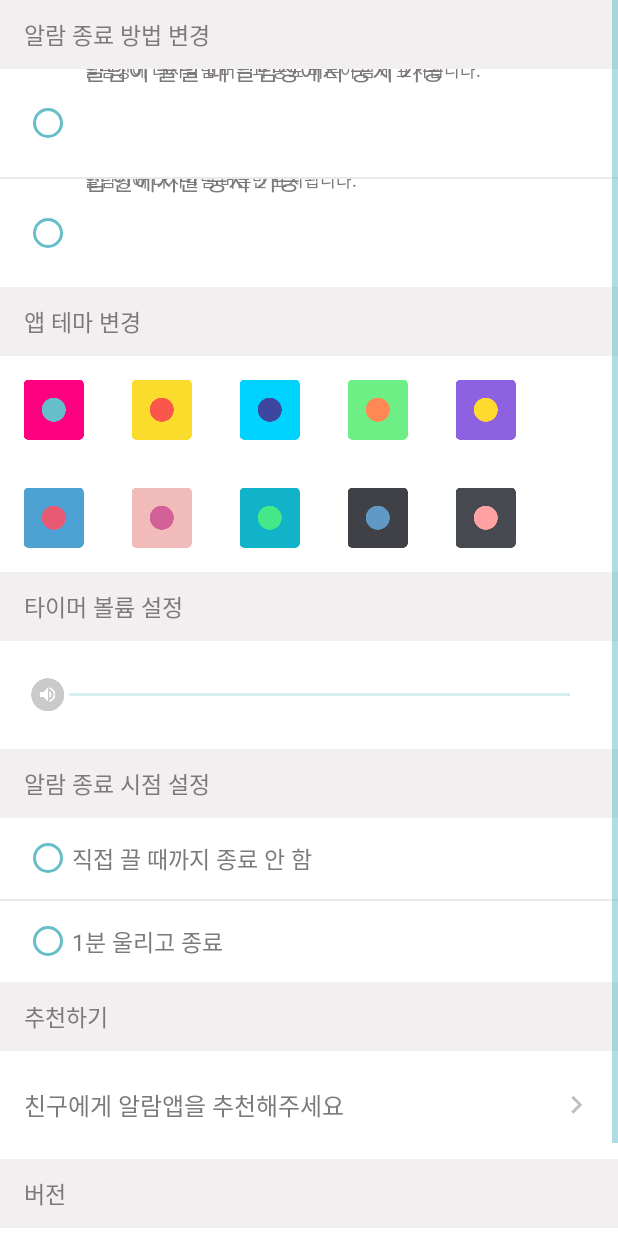
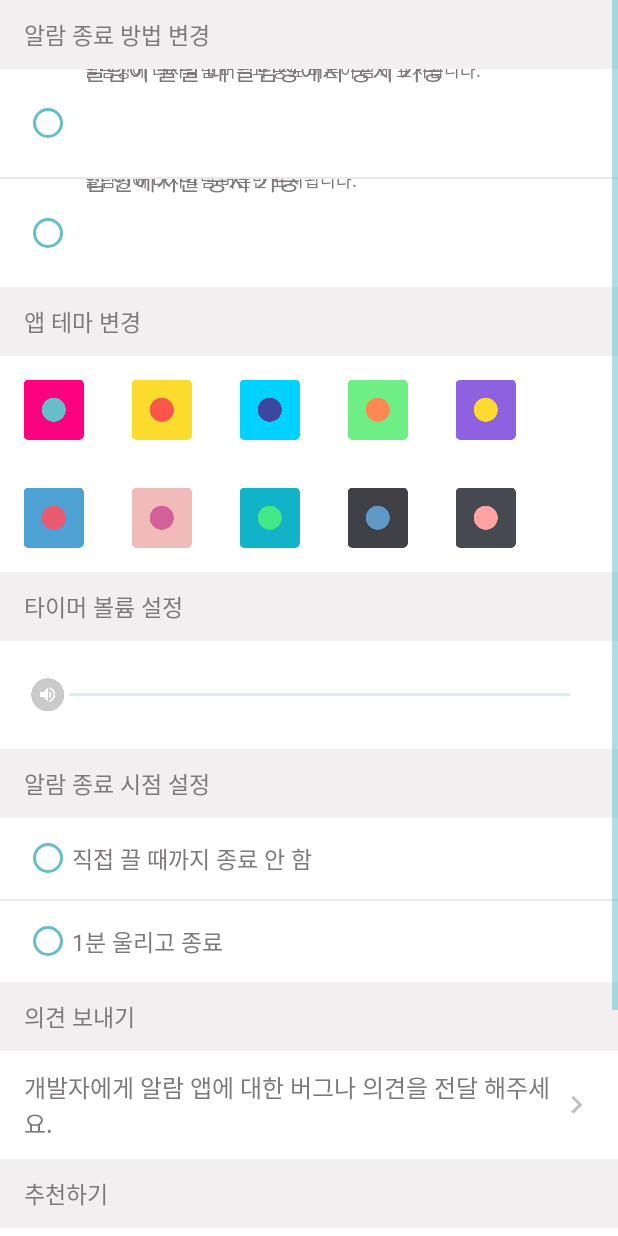
Before and after one commit to triplej0619/MimiAlarm, an Android app: the fragment SettingsFragment shown on its own in the app's theme, on a phone screen of 412 x 824 dp. Run offline under Robolectric (Android 15) with nearby library versions, the phone set to English and light mode, and no system bars; our stand-ins replace AdMob, Dagger/Hilt's generated code, data binding; libraries missing offline, so code that uses them is left out: com.squareup.otto, io.realm; Roboto replaces fonts that are not available here; 7 statements that could not run were skipped.

Commit message:
설정 : 의견 보내기 기능 추가

```diff
--- a/app/src/main/AndroidManifest.xml
+++ b/app/src/main/AndroidManifest.xml
@@ -6,6 +6,8 @@
     <uses-permission android:name="android.permission.READ_EXTERNAL_STORAGE" />
     <uses-permission android:name="android.permission.VIBRATE" />
     <uses-permission android:name="android.permission.WAKE_LOCK" />
+    <uses-permission android:name="android.permission.INTERNET" />
+
 
     <application
         android:name=".android.presentation.MimiAlarmApplication"
--- a/app/src/main/java/com/mimi/mimialarm/core/infrastructure/UIManager.kt
+++ b/app/src/main/java/com/mimi/mimialarm/core/infrastructure/UIManager.kt
@@ -19,4 +19,6 @@ interface UIManager {
     fun showAlertDialog(msg: String, title: String, cancelable: Boolean, okCallback: Command?, cancelCallback: Command?)
 
     fun showToast(msg: String)
+
+    fun startWebBrowserWithUrl(url: String)
 }
--- a/app/src/main/java/com/mimi/mimialarm/core/presentation/viewmodel/SettingsViewModel.kt
+++ b/app/src/main/java/com/mimi/mimialarm/core/presentation/viewmodel/SettingsViewModel.kt
@@ -5,6 +5,7 @@ import android.databinding.ObservableArrayList
 import android.databinding.ObservableField
 import android.databinding.ObservableInt
 import com.mimi.mimialarm.BR
+import com.mimi.mimialarm.android.utils.LogUtil
 import com.mimi.mimialarm.core.infrastructure.ApplicationDataManager
 import com.mimi.mimialarm.core.infrastructure.ShareToFriendsEvent
 import com.mimi.mimialarm.core.infrastructure.StartRewardedAdEvent
@@ -22,6 +23,7 @@ class SettingsViewModel @Inject constructor(
         private val applicationDataManager: ApplicationDataManager
 ) : BaseViewModel() {
     val DEFAULT_VOLUME = 70
+    val USER_REPORT_URL = "https://docs.google.com/forms/d/e/1FAIpQLScuzJozcWCAqiLe62NN58TIZkmMC7R0CFPoI3GGAUUhpm79BA/viewform?usp=sf_link"
 
     var version: ObservableField<String> = ObservableField("")
     var themeList: ObservableArrayList<Boolean> = ObservableArrayList()
@@ -117,6 +119,12 @@ class SettingsViewModel @Inject constructor(
         }
     }
 
+    val sendUserReportCommand: Command = object : Command {
+        override fun execute(arg: Any) {
+            sendUserReport()
+        }
+    }
+
     init {
         bus.register(this)
         for (index in 0..10) {
@@ -155,4 +163,9 @@ class SettingsViewModel @Inject constructor(
     fun release() {
         bus.unregister(this)
     }
+
+    fun sendUserReport() {
+        LogUtil.printDebugLog(this@SettingsViewModel.javaClass, "sendUserReport()")
+        uiManager.startWebBrowserWithUrl(USER_REPORT_URL)
+    }
 }
--- a/app/src/main/res/layout/fragment_settings.xml
+++ b/app/src/main/res/layout/fragment_settings.xml
@@ -298,6 +298,26 @@
                     android:layout_height="match_parent" />
             </RelativeLayout>
 
+            <!--의견 보내기-->
+            <TextView
+                style="@style/NotoSans.Regular.15.Gray1"
+                android:paddingLeft="16dp"
+                android:gravity="center_vertical"
+                android:text="@string/settings_send_user_report"
+                android:layout_width="match_parent"
+                android:layout_height="46dp" />
+            <TextView
+                style="@style/NotoSans.Regular.16.Gray1"
+                app:clickEvent="@{settingsViewModel.sendUserReportCommand}"
+                android:background="@drawable/selector_bg_list_item"
+                android:drawableRight="@drawable/icn_arrow_right"
+                android:paddingLeft="16dp"
+                android:paddingRight="16dp"
+                android:gravity="center_vertical"
+                android:text="@string/settings_send_user_report_to_developer"
+                android:layout_width="match_parent"
+                android:layout_height="72dp" />
+
             <!--추천하기-->
             <TextView
                 style="@style/NotoSans.Regular.15.Gray1"
--- a/app/src/main/res/values/strings_main_settings.xml
+++ b/app/src/main/res/values/strings_main_settings.xml
@@ -16,8 +16,11 @@
 
     <string name="settings_timer_volume">타이머 볼륨 설정</string>
 
+    <string name="settings_send_user_report">의견 보내기</string>
+    <string name="settings_send_user_report_to_developer">개발자에게 알람 앱에 대한 버그나 의견을 전달 해주세요.</string>
+
     <string name="settings_app_recommend">추천하기</string>
-    <string name="settings_app_recommend_to_friends">친구에게 알람앱을 추천해주세요</string>
+    <string name="settings_app_recommend_to_friends">친구에게 알람앱을 추천 해주세요.</string>
 
     <string name="settings_app_version">버전</string>
     <string name="settings_share_app">알람앱 공유하기</string>
```
Also changed, not shown: app/src/main/java/com/mimi/mimialarm/android/presentation/MimiActivityManager.kt (+12 -7 lines).
